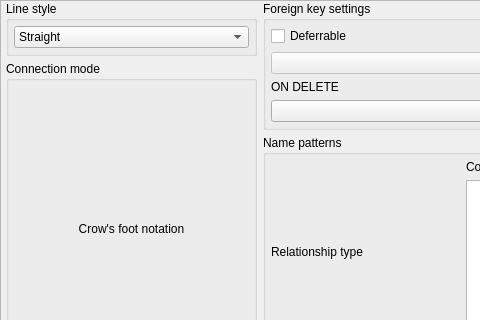
Qt form libs/libgui/ui/settings/relationshipconfigwidget.ui (nullptrlabs/pgmodeler) before a commit; both pictures show x 0 to 480 and y 0 to 320 of the 865 by 957 pixel window.
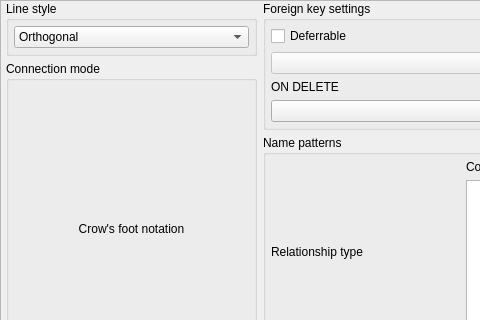
The same form after that commit. Icons and pictures are not drawn.

Commit message:
Put the orthogonal style first in the relationships line style combo
Orthogonal is the default style, so it now comes first. The enum LineStyle is reordered along with the combo because the item index is the value of the style.

The edit to the form file:
```diff
--- a/libs/libgui/ui/settings/relationshipconfigwidget.ui
+++ b/libs/libgui/ui/settings/relationshipconfigwidget.ui
@@ -102,6 +102,11 @@
              <property name="toolTip">
               <string>&lt;p&gt;Defines how the relationships' lines are drawn. &lt;strong&gt;Straight&lt;/strong&gt; lines connect the tables directly, &lt;strong&gt;curved&lt;/strong&gt; ones replace the straight lines by curves and &lt;strong&gt;orthogonal&lt;/strong&gt; lines use only horizontal and vertical segments with rounded corners (the points added manually to the lines are ignored in this style).&lt;/p&gt;</string>
              </property>
+             <item>
+              <property name="text">
+               <string>Orthogonal</string>
+              </property>
+             </item>
              <item>
               <property name="text">
                <string>Straight</string>
```
Left out of the diff: 5 changed lines with no effect on the pictures. The commit also changes 2 other files.
